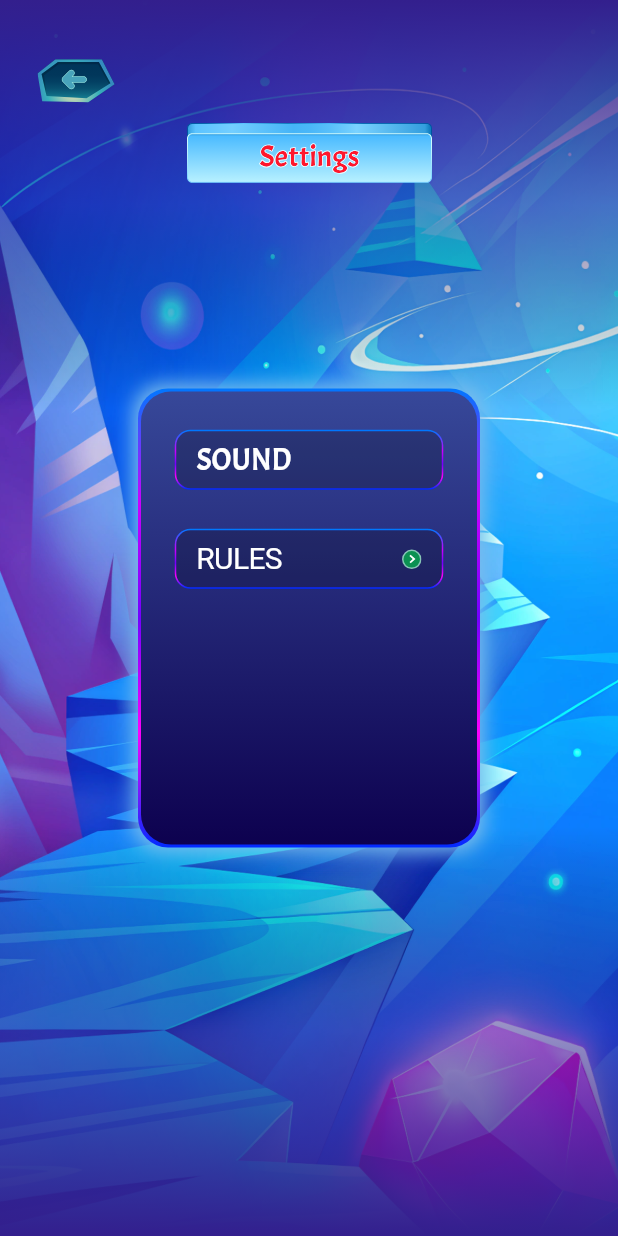
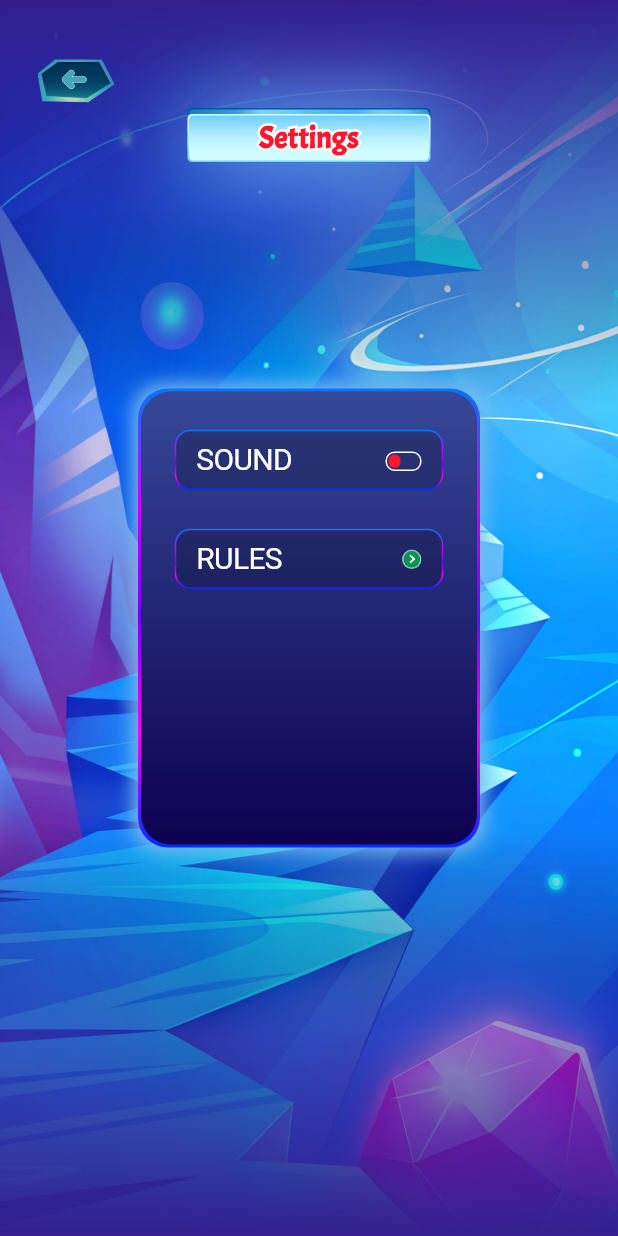
Before and after one commit to kent0505/mswm_test, a Flutter app: the SettingsPage screen opened by its route, on a phone screen of 412 x 824 dp. Run offline on Flutter 3.47's test engine with Material 3 defaults, Android fonts, the phone set to English and light mode, and no system bars; our stand-ins replace flutter_bloc, flutter_svg, go_router, shared_preferences; accounts and stored records are empty.

Commit message:
added settings page

```diff
--- /dev/null
+++ b/lib/core/widgets/title_card.dart
@@ -0,0 +1,152 @@
+import 'package:flutter/material.dart';
+
+class TitleCard extends StatelessWidget {
+  const TitleCard(this.title, {super.key});
+
+  final String title;
+
+  @override
+  Widget build(BuildContext context) {
+    return Row(
+      mainAxisAlignment: MainAxisAlignment.center,
+      children: [
+        Container(
+          height: 40,
+          width: 162,
+          decoration: const BoxDecoration(
+            boxShadow: [
+              BoxShadow(
+                color: Color(0xff61C7FF),
+                blurRadius: 50,
+              ),
+            ],
+          ),
+          child: Stack(
+            children: [
+              Align(
+                alignment: Alignment.topCenter,
+                child: Container(
+                  height: 32,
+                  width: 162,
+                  decoration: BoxDecoration(
+                    borderRadius: BorderRadius.circular(3),
+                    gradient: const LinearGradient(
+                      begin: Alignment.topCenter,
+                      end: Alignment.bottomCenter,
+                      colors: [
+                        Color(0xff0054A1),
+                        Color(0xff0561AB),
+                        Color(0xff0969B2),
+                        Color(0xff0A6CB4),
+                        Color(0xff45B4F7),
+                        Color(0xff117EC1),
+                        Color(0xff3EA8E7),
+                        Color(0xff5BC3FF),
+                        Color(0xff0867B0),
+                        Color(0xff0054A1),
+                      ],
+                    ),
+                  ),
+                  child: Center(
+                    child: Container(
+                      height: 30,
+                      width: 160,
+                      decoration: BoxDecoration(
+                        borderRadius: BorderRadius.circular(3),
+                        gradient: const LinearGradient(
+                          begin: Alignment.centerLeft,
+                          end: Alignment.centerRight,
+                          colors: [
+                            Color(0xff117EC1),
+                            Color(0xff218ECF),
+                            Color(0xff339EDE),
+                            Color(0xff7AD2FF),
+                            Color(0xff6FCCFD),
+                            Color(0xff58BFFA),
+                            Color(0xff4AB7F8),
+                            Color(0xff45B4F7),
+                            Color(0xff73CEFF),
+                            Color(0xff5BC3FF),
+                            Color(0xff2B96D7),
+                          ],
+                        ),
+                      ),
+                    ),
+                  ),
+                ),
+              ),
+              Align(
+                alignment: Alignment.bottomCenter,
+                child: Center(
+                  child: Container(
+                    height: 32,
+                    width: 162,
+                    decoration: BoxDecoration(
+                      borderRadius: BorderRadius.circular(3),
+                      gradient: const LinearGradient(
+                        begin: Alignment.bottomCenter,
+                        end: Alignment.topCenter,
+                        colors: [
+                          Color(0xff73CEFF),
+                          Color(0xff95DFFF),
+                          Color(0xffB7F0FF),
+                          Color(0xffCCFAFF),
+                          Color(0xffD3FEFF),
+                        ],
+                      ),
+                    ),
+                    child: Center(
+                      child: Container(
+                        height: 30,
+                        width: 160,
+                        decoration: BoxDecoration(
+                          borderRadius: BorderRadius.circular(3),
+                          gradient: const LinearGradient(
+                            begin: Alignment.topCenter,
+                            end: Alignment.bottomCenter,
+                            colors: [
+                              Color(0xff73CEFF),
+                              Color(0xff95DFFF),
+                              Color(0xffB7F0FF),
+                              Color(0xffCCFAFF),
+                              Color(0xffD3FEFF),
+                            ],
+                          ),
+                        ),
+                        child: Center(
+                          child: Stack(
+                            children: <Widget>[
+                              Text(
+                                title,
+                                style: TextStyle(
+                                  fontSize: 20,
+                                  fontWeight: FontWeight.bold,
+                                  foreground: Paint()
+                                    ..style = PaintingStyle.stroke
+                                    ..strokeWidth = 3
+                                    ..color = Colors.white, // <-- Border color
+                                ),
+                              ),
+                              Text(
+                                title,
+                                style: const TextStyle(
+                                  fontSize: 20,
+                                  fontWeight: FontWeight.bold,
+                                  color: Color(0xffFF172D), // <-- Inner color
+                                ),
+                              ),
+                            ],
+                          ),
+                        ),
+                      ),
+                    ),
+                  ),
+                ),
+              ),
+            ],
+          ),
+        ),
+      ],
+    );
+  }
+}
--- a/lib/features/home/pages/rules_page.dart
+++ b/lib/features/home/pages/rules_page.dart
@@ -1,18 +1,26 @@
 import 'package:flutter/material.dart';
 
+import '../../../core/utils.dart';
 import '../../../core/widgets/custom_scaffold.dart';
+import '../../../core/widgets/title_card.dart';
 
 class RulesPage extends StatelessWidget {
   const RulesPage({super.key});
 
   @override
   Widget build(BuildContext context) {
-    return const CustomScaffold(
+    return CustomScaffold(
       back: true,
       dark: true,
       body: Stack(
         children: [
-          Center(
+          Positioned(
+            top: 72 + getStatusBar(context),
+            left: 0,
+            right: 0,
+            child: const TitleCard('Rules'),
+          ),
+          const Center(
             child: Text(
               'Everything is very easy and\nsimple - You have to make a\ncombination of 3 or more\nelements in a row. Only time is\nlimited, keep this in mind. For\neach successful combination you\nget a prize in the form of coins.\n\nYou have additional bonuses -\nthese are free moves and extra\ntime, you can get them for coins\n\nIf you fail two times in a row, you\ncan buy diamonds.\n\nIf you do not have time to collect\nthe required number of\ncombinations when the time\nruns out - you lose',
               textAlign: TextAlign.center,
--- a/lib/features/home/pages/settings_page.dart
+++ b/lib/features/home/pages/settings_page.dart
@@ -2,12 +2,26 @@ import 'package:flutter/cupertino.dart';
 import 'package:flutter/material.dart';
 import 'package:flutter_svg/flutter_svg.dart';
 import 'package:go_router/go_router.dart';
+import 'package:mswm_test/core/widgets/title_card.dart';
 
 import '../../../core/utils.dart';
 import '../../../core/widgets/custom_scaffold.dart';
 
-class SettingsPage extends StatelessWidget {
+class SettingsPage extends StatefulWidget {
   const SettingsPage({super.key});
+
+  @override
+  State<SettingsPage> createState() => _SettingsPageState();
+}
+
+class _SettingsPageState extends State<SettingsPage> {
+  bool sound = false;
+
+  void onSound() {
+    setState(() {
+      sound = !sound;
+    });
+  }
 
   @override
   Widget build(BuildContext context) {
@@ -16,10 +30,10 @@ class SettingsPage extends StatelessWidget {
       body: Stack(
         children: [
           Positioned(
-            top: 32 + getStatusBar(context),
+            top: 72 + getStatusBar(context),
             left: 0,
             right: 0,
-            child: SvgPicture.asset('assets/settings_title.svg'),
+            child: const TitleCard('Settings'),
           ),
           Center(
             child: Container(
@@ -64,7 +78,11 @@ class SettingsPage extends StatelessWidget {
                   child: Column(
                     children: [
                       const SizedBox(height: 25),
-                      Stack(
+                      CupertinoButton(
+                        onPressed: onSound,
+                        padding: EdgeInsets.zero,
+                        minSize: 39,
+                        child: Stack(
                           children: [
                             SvgPicture.asset('assets/settings_button1.svg'),
                             const Positioned(
@@ -78,7 +96,47 @@ class SettingsPage extends StatelessWidget {
                                 ),
                               ),
                             ),
+                            Positioned(
+                              right: 15,
+                              top: 15,
+                              child: Container(
+                                height: 13,
+                                width: 24,
+                                decoration: BoxDecoration(
+                                  borderRadius: BorderRadius.circular(6),
+                                  border: Border.all(
+                                    width: 1,
+                                    color: Colors.white,
+                                  ),
+                                ),
+                                child: Stack(
+                                  children: [
+                                    AnimatedPositioned(
+                                      top: 1,
+                                      left: sound ? 13 : 1,
+                                      right: sound ? 1 : 13,
+                                      duration:
+                                          const Duration(milliseconds: 400),
+                                      child: AnimatedContainer(
+                                        duration:
+                                            const Duration(milliseconds: 300),
+                                        height: 9,
+                                        width: 9,
+                                        decoration: BoxDecoration(
+                                          color: sound
+                                              ? const Color(0xff45FF17)
+                                              : const Color(0xffFF172D),
+                                          borderRadius:
+                                              BorderRadius.circular(5),
+                                        ),
+                                      ),
+                                    ),
                                   ],
+                                ),
+                              ),
+                            ),
+                          ],
+                        ),
                       ),
                       const SizedBox(height: 25),
                       CupertinoButton(
```
Lines whose indentation alone changed are shown as unchanged.
